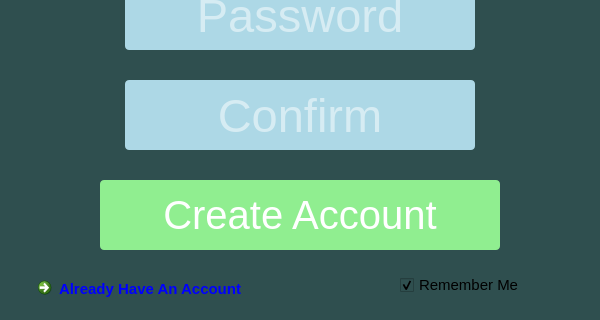
Above: qt/ui/signup.ui from jparker2006/Contacts before the change; both pictures show x 0 to 600 and y 230 to 550 of the 600 by 550 pixel window. Below: the same form after it.
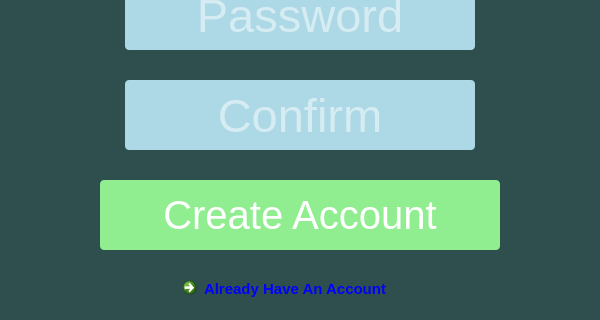
That is the form after the change.

```diff
--- a/qt/ui/signup.ui
+++ b/qt/ui/signup.ui
@@ -202,7 +202,7 @@
    <widget class="QCommandLinkButton" name="login">
     <property name="geometry">
      <rect>
-      <x>30</x>
+      <x>175</x>
       <y>500</y>
       <width>250</width>
       <height>30</height>
@@ -223,27 +223,6 @@
      <string>Already Have An Account</string>
     </property>
    </widget>
-   <widget class="QCheckBox" name="remember">
-    <property name="geometry">
-     <rect>
-      <x>400</x>
-      <y>500</y>
-      <width>135</width>
-      <height>30</height>
-     </rect>
-    </property>
-    <property name="font">
-     <font>
-      <pointsize>11</pointsize>
-     </font>
-    </property>
-    <property name="text">
-     <string>Remember Me</string>
-    </property>
-    <property name="checked">
-     <bool>true</bool>
-    </property>
-   </widget>
   </widget>
  </widget>
  <resources/>
```
